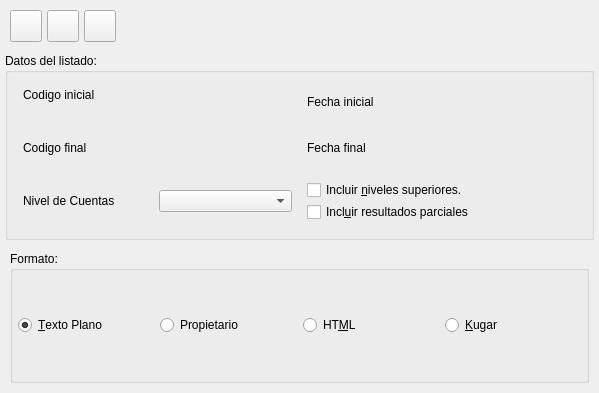
eboladev/Bulmages-1, file bulmages/bulmacont/plugins/pluginbc_balance/balanceprintbase.ui: the form before one commit.
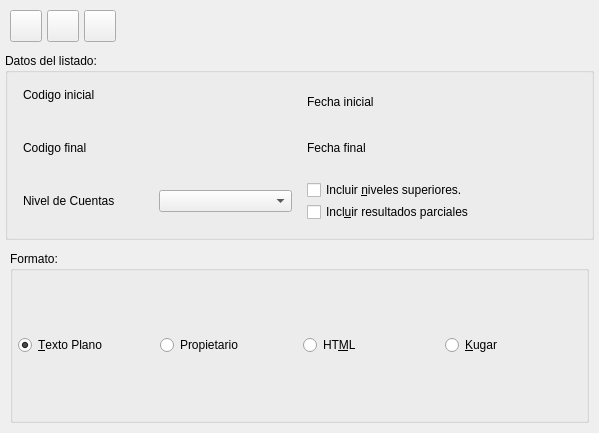
The form after the commit. Icons and pictures are not drawn. Custom widgets are drawn as their Qt base class.

The edit to the form file:
```diff
--- a/bulmages/bulmacont/plugins/pluginbc_balance/balanceprintbase.ui
+++ b/bulmages/bulmacont/plugins/pluginbc_balance/balanceprintbase.ui
@@ -7,7 +7,7 @@
     <x>0</x>
     <y>0</y>
     <width>599</width>
-    <height>393</height>
+    <height>433</height>
    </rect>
   </property>
   <property name="windowTitle">
```
Left out of the diff: 18 changed lines with no effect on the pictures.
